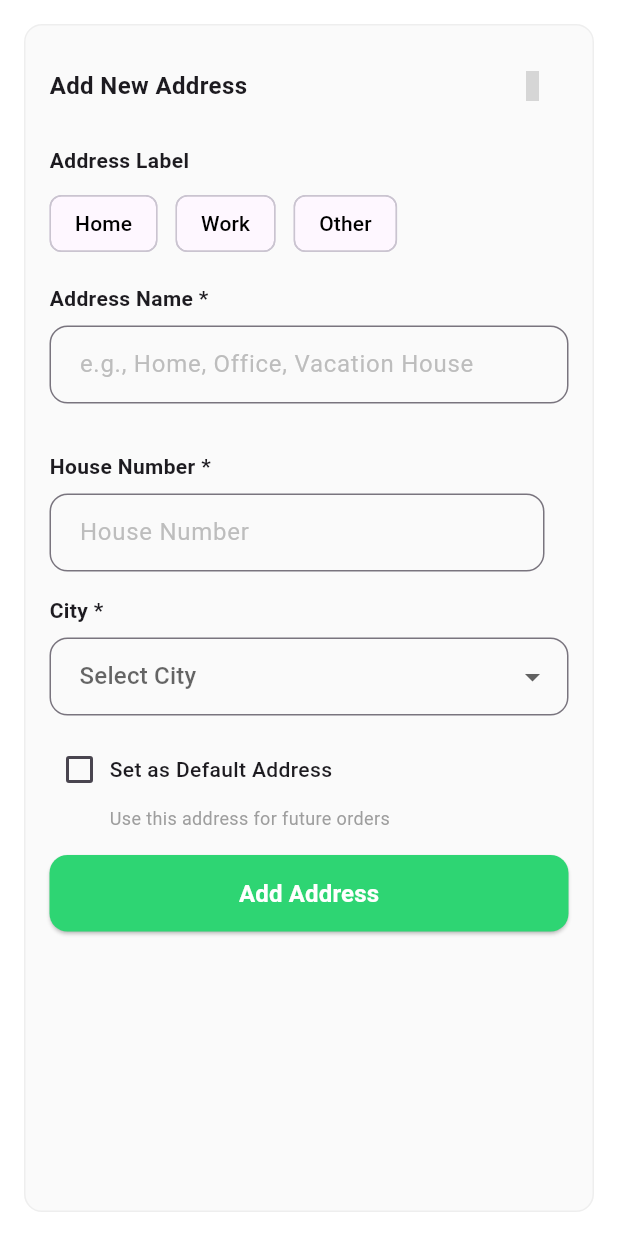
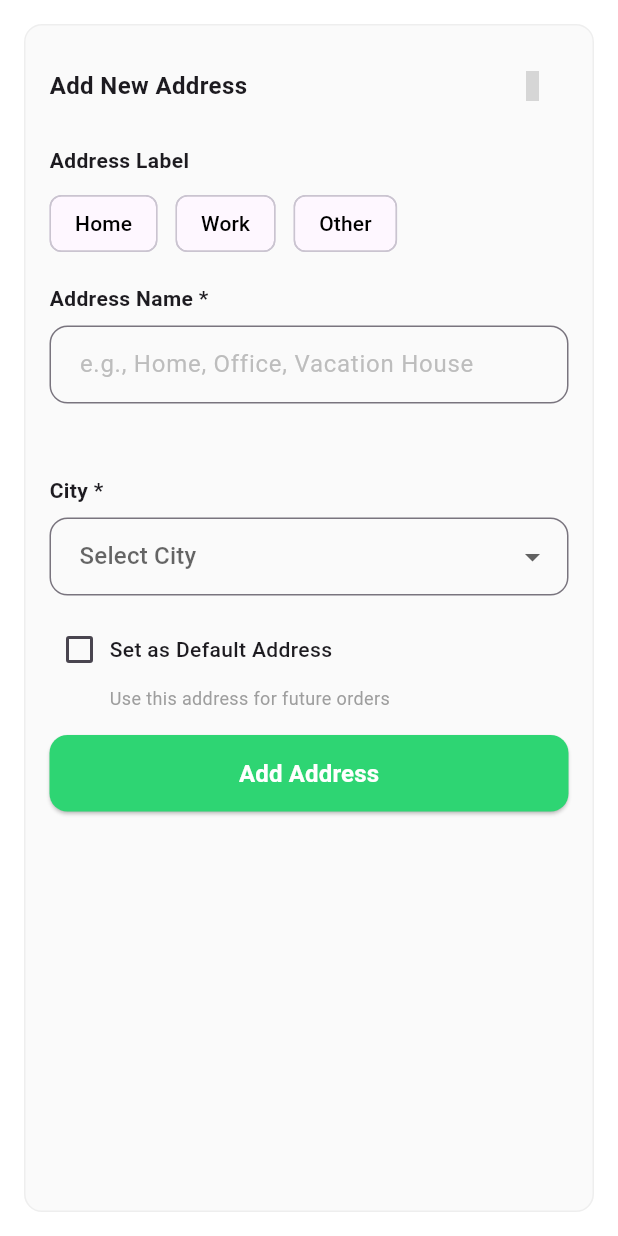
Before and after one commit to SomaliaTech/tests, a Flutter app: the AddAddressForm widget shown alone on an empty page, opened directly with empty values, on a phone screen of 412 x 824 dp. Run offline on Flutter 3.47's test engine with Material 3 defaults, Android fonts, the phone set to English and light mode, and no system bars; our stand-ins replace equatable, flutter_bloc, flutter_svg, fpdart, iconsax, image_picker and 1 more; network calls fail; grey boxes are pictures that could not be loaded.

Commit message:
backend added product and removed the house number in address to look like soomar

```diff
--- a/mobile/lib/features/product/presentation/widgets/address/add_address_form.dart
+++ b/mobile/lib/features/product/presentation/widgets/address/add_address_form.dart
@@ -161,34 +161,6 @@ class _AddAddressFormState extends State<AddAddressForm> {
             Row(
               crossAxisAlignment: CrossAxisAlignment.start,
               children: [
-                Expanded(
-                  child: Column(
-                    crossAxisAlignment: CrossAxisAlignment.start,
-                    children: [
-                      const Text(
-                        'House Number *',
-                        style: TextStyle(fontWeight: FontWeight.w600),
-                      ),
-                      const SizedBox(height: 8),
-                      TextFormField(
-                        controller: _cityController,
-                        decoration: InputDecoration(
-                          hintText: 'House Number',
-                          hintStyle: TextStyle(color: Colors.grey[400]),
-                          border: OutlineInputBorder(
-                            borderRadius: BorderRadius.circular(12),
-                          ),
-                          contentPadding: const EdgeInsets.symmetric(
-                            horizontal: 16,
-                            vertical: 14,
-                          ),
-                        ),
-                        validator: (value) =>
-                            value?.isEmpty ?? true ? 'Please enter city' : null,
-                      ),
-                    ],
-                  ),
-                ),
                 const SizedBox(width: 16),
                 // Expanded(
                 //   child: Column(
```
